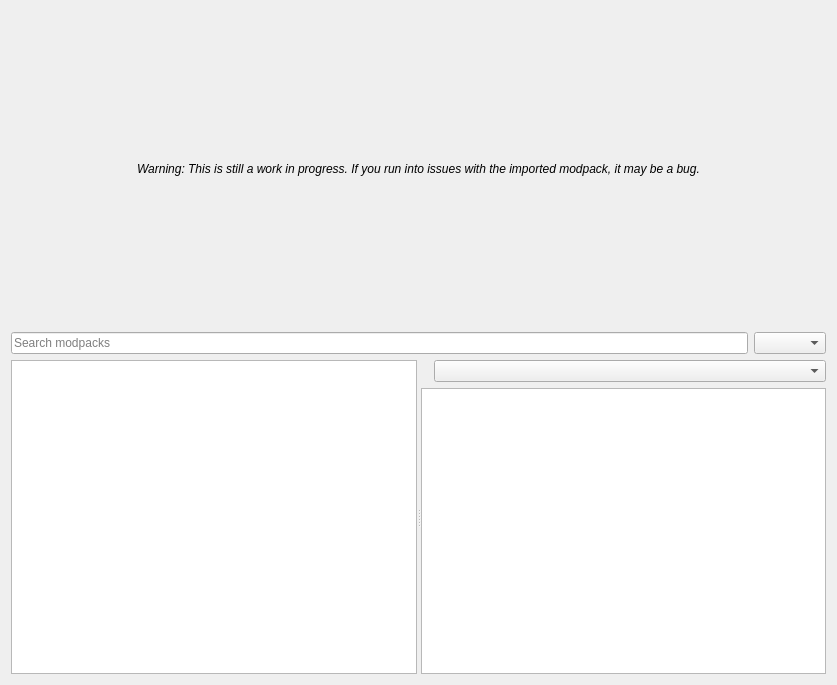
Above: launcher/ui/pages/modplatform/atlauncher/AtlPage.ui from PollyMC-Continued/launcher before the change. Below: the same form after it.
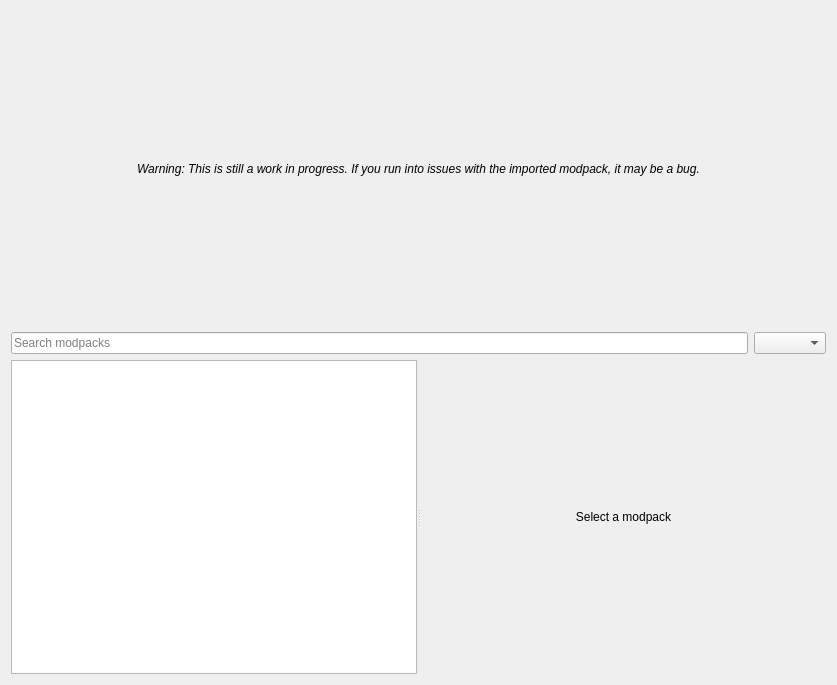
That is the form after the change. Custom widgets are drawn as their Qt base class.

Patch:
```diff
--- a/launcher/ui/pages/modplatform/atlauncher/AtlPage.ui
+++ b/launcher/ui/pages/modplatform/atlauncher/AtlPage.ui
@@ -74,13 +74,33 @@
         <number>0</number>
        </property>
        <item>
-        <layout class="QHBoxLayout" name="packHeaderLayout">
+        <widget class="QStackedWidget" name="detailsStack">
+         <property name="currentIndex">
+          <number>1</number>
+         </property>
+         <widget class="QWidget" name="detailsPage">
+          <layout class="QVBoxLayout" name="detailsPageLayout">
+           <property name="leftMargin">
+            <number>0</number>
+           </property>
+           <property name="topMargin">
+            <number>0</number>
+           </property>
+           <property name="rightMargin">
+            <number>0</number>
+           </property>
+           <property name="bottomMargin">
+            <number>0</number>
+           </property>
          <item>
-          <widget class="ElidedLabel" name="packNameLabel">
-           <property name="font">
-            <font>
-             <bold>true</bold>
-            </font>
+            <widget class="ModpackDetailsHeader" name="packHeader"/>
+           </item>
+           <item>
+            <layout class="QHBoxLayout" name="versionRowLayout">
+             <item>
+              <widget class="QLabel" name="versionLabel">
+               <property name="text">
+                <string>Version</string>
            </property>
           </widget>
          </item>
@@ -108,6 +128,42 @@
        </item>
       </layout>
      </widget>
+         <widget class="QWidget" name="emptyPage">
+          <layout class="QVBoxLayout" name="emptyPageLayout">
+           <property name="leftMargin">
+            <number>0</number>
+           </property>
+           <property name="topMargin">
+            <number>0</number>
+           </property>
+           <property name="rightMargin">
+            <number>0</number>
+           </property>
+           <property name="bottomMargin">
+            <number>0</number>
+           </property>
+           <item>
+            <widget class="QLabel" name="selectPackLabel">
+             <property name="sizePolicy">
+              <sizepolicy hsizetype="Expanding" vsizetype="Expanding">
+               <horstretch>0</horstretch>
+               <verstretch>0</verstretch>
+              </sizepolicy>
+             </property>
+             <property name="alignment">
+              <set>Qt::AlignCenter</set>
+             </property>
+             <property name="text">
+              <string>Select a modpack</string>
+             </property>
+            </widget>
+           </item>
+          </layout>
+         </widget>
+        </widget>
+       </item>
+      </layout>
+     </widget>
     </widget>
    </item>
   </layout>
@@ -123,6 +179,12 @@
    <extends>QLabel</extends>
    <header>ui/widgets/ElidedLabel.h</header>
   </customwidget>
+  <customwidget>
+   <class>ModpackDetailsHeader</class>
+   <extends>QWidget</extends>
+   <header>ui/widgets/ModpackDetailsHeader.h</header>
+   <container>0</container>
+  </customwidget>
  </customwidgets>
  <tabstops>
   <tabstop>searchEdit</tabstop>
```
Lines whose indentation alone changed are shown as unchanged.
